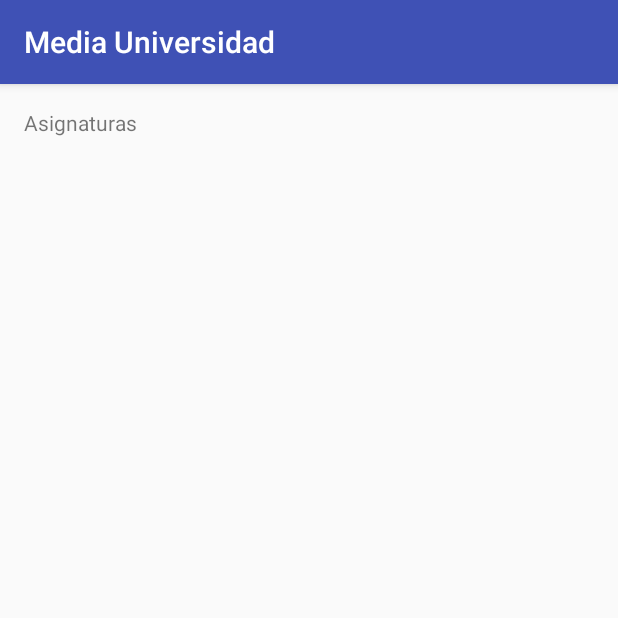
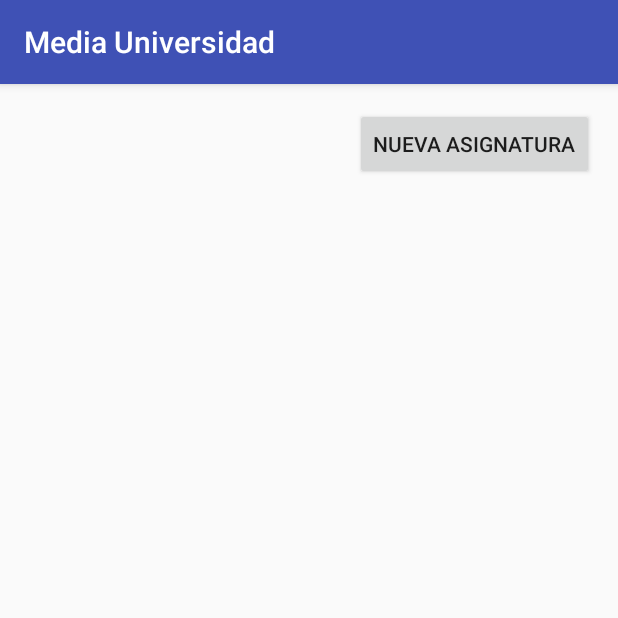
Before and after one commit to ibarriospal/MediaUniversidad, an Android app: the MyStaticsActivity screen opened directly, with no data from a screen before it, on a phone screen of 412 x 824 dp, the top half of it. Run offline under Robolectric (Android 15) with nearby library versions, the phone set to English and light mode, and no system bars.

Commit message:
Actividades básicas y layouts planos iniciales

```diff
--- a/app/src/main/AndroidManifest.xml
+++ b/app/src/main/AndroidManifest.xml
@@ -15,9 +15,14 @@
                 <category android:name="android.intent.category.LAUNCHER" />
             </intent-filter>
         </activity>
+
         <activity android:name=".AboutUsActivity">
         </activity>
+
         <activity android:name=".MyStaticsActivity">
+        </activity>
+
+        <activity android:name=".NewAsignaturaActivity">
         </activity>
     </application>
 
--- a/app/src/main/java/i/barriosp/mediauniversidad/MainActivity.java
+++ b/app/src/main/java/i/barriosp/mediauniversidad/MainActivity.java
@@ -19,7 +19,8 @@ public class MainActivity extends AppCompatActivity {
 
     public void my_statics(View v) {
         try {
-
+            Intent i = new Intent(this, MyStaticsActivity.class);
+            this.startActivity(i);
         //lanzar el AsyncTask una vez que carga la DB
 
         } catch (Exception e) {
--- a/app/src/main/res/layout/activity_main.xml
+++ b/app/src/main/res/layout/activity_main.xml
@@ -40,8 +40,10 @@
         android:layout_marginTop="84dp" />
 
     <ProgressBar
+        style="?android:attr/progressBarStyleHorizontal"
         android:layout_width="wrap_content"
         android:layout_height="wrap_content"
-        android:id="@+id/progressBar"/>
+        android:id="@+id/progressBar"
+        android:layout_gravity="center_horizontal" />
 
 </LinearLayout>
--- a/app/src/main/res/layout/statics_layout.xml
+++ b/app/src/main/res/layout/statics_layout.xml
@@ -8,12 +8,17 @@
     android:paddingRight="@dimen/activity_horizontal_margin"
     android:paddingTop="@dimen/activity_vertical_margin"
     tools:context="es.upm.dit.adsw.ej7.MyStaticsActivity"
-    android:orientation="vertical">
+    android:orientation="vertical"
+    android:weightSum="1">
 
-    <TextView
+
+    <Button
         android:layout_width="wrap_content"
-        android:layout_height="39dp"
-        android:text="Asignaturas"
-        android:id="@+id/textView"
-        android:layout_weight="0.25" />
+        android:layout_height="wrap_content"
+        android:text="@string/newA"
+        android:id="@+id/nuevaAsignatura"
+        android:onClick="newAsignatura"
+        android:layout_gravity="right" />
+
+
 </LinearLayout>
--- a/app/src/main/res/values/strings.xml
+++ b/app/src/main/res/values/strings.xml
@@ -6,4 +6,5 @@
     <string name="about">Media Universidad es un proyecto de Ignacio Barrios Palacios, con el fin de facilitar a los alumnos
          de las universidades españolas a la hora de llevar una seguimiento de las asignaturas aprobadas, así como tener
           conocimiento de los créditos superados y la media de la carrera.</string>
+    <string name="newA">Nueva Asignatura</string>
 </resources>
```
Also changed, not shown: app/src/main/java/i/barriosp/mediauniversidad/Asignatura.java (added, +16 -0 lines), app/src/main/java/i/barriosp/mediauniversidad/AsignaturaAdapter.java (added, +7 -0 lines), app/src/main/java/i/barriosp/mediauniversidad/MyStaticsActivity.java (+12 -0 lines), app/src/main/java/i/barriosp/mediauniversidad/NewAsignaturaActivity.java (added, +23 -0 lines), app/src/main/res/layout/new_layout.xml (added, +40 -0 lines).
